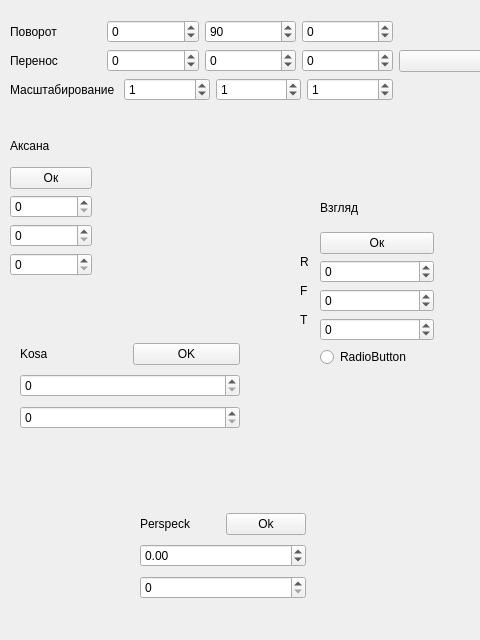
Qt form utils.ui (valadyan/noskovaLove) before a commit.
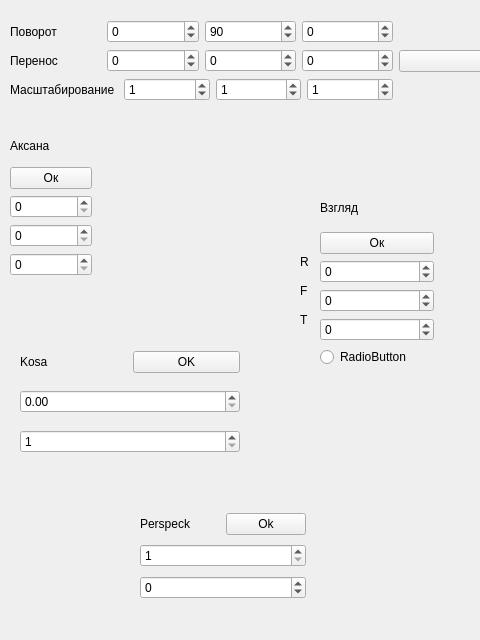
The same form after that commit.

Diff of the .ui file:
```diff
--- a/utils.ui
+++ b/utils.ui
@@ -77,14 +77,24 @@
      </layout>
     </item>
     <item>
-     <widget class="QDoubleSpinBox" name="doubleSpinBoxD">
+     <widget class="QSpinBox" name="spinPPCount">
       <property name="minimum">
-       <double>-100.000000000000000</double>
+       <number>1</number>
+      </property>
+      <property name="maximum">
+       <number>3</number>
       </property>
      </widget>
     </item>
     <item>
-     <widget class="QSpinBox" name="spinPPCount"/>
+     <widget class="QSpinBox" name="spinPZL">
+      <property name="minimum">
+       <number>-10002</number>
+      </property>
+      <property name="maximum">
+       <number>10000</number>
+      </property>
+     </widget>
     </item>
    </layout>
   </widget>
@@ -94,7 +104,7 @@
      <x>20</x>
      <y>340</y>
      <width>220</width>
-     <height>93</height>
+     <height>125</height>
     </rect>
    </property>
    <layout class="QVBoxLayout" name="verticalLayout_3">
@@ -117,14 +127,25 @@
      </layout>
     </item>
     <item>
-     <widget class="QSpinBox" name="spinKL"/>
+     <widget class="QDoubleSpinBox" name="spinKL">
+      <property name="maximum">
+       <double>1.000000000000000</double>
+      </property>
+     </widget>
     </item>
     <item>
-     <widget class="QSpinBox" name="spinKA"/>
+     <widget class="QSpinBox" name="spinKA">
+      <property name="minimum">
+       <number>1</number>
+      </property>
+      <property name="maximum">
+       <number>90</number>
+      </property>
+     </widget>
     </item>
    </layout>
   </widget>
-  <widget class="QWidget" name="">
+  <widget class="QWidget" name="layoutWidget">
    <property name="geometry">
     <rect>
      <x>320</x>
@@ -191,7 +212,7 @@
     </item>
    </layout>
   </widget>
-  <widget class="QWidget" name="">
+  <widget class="QWidget" name="layoutWidget">
    <property name="geometry">
     <rect>
      <x>10</x>
@@ -353,7 +374,7 @@
     </item>
    </layout>
   </widget>
-  <widget class="QWidget" name="">
+  <widget class="QWidget" name="layoutWidget">
    <property name="geometry">
     <rect>
      <x>300</x>
```
Left out of the diff: 12 changed lines with no effect on the pictures.
